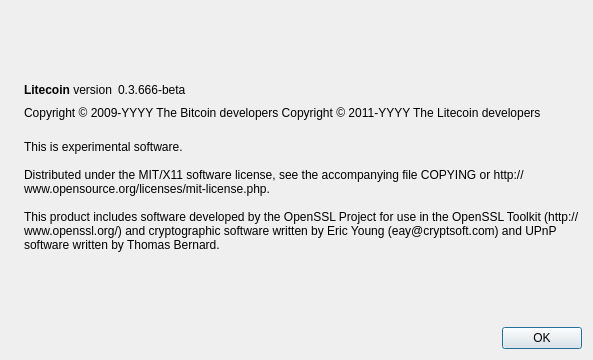
First picture: the form in src/qt/forms/aboutdialog.ui, repository CJClaude/yaccoin, before the edit.
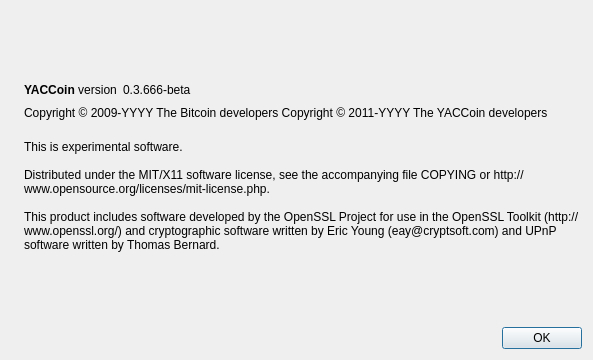
Second picture: the form after the edit. Icons and pictures are not drawn.

```diff
--- a/src/qt/forms/aboutdialog.ui
+++ b/src/qt/forms/aboutdialog.ui
@@ -50,7 +50,7 @@
           <cursorShape>IBeamCursor</cursorShape>
          </property>
          <property name="text">
-          <string>&lt;b&gt;Litecoin&lt;/b&gt; version</string>
+          <string>&lt;b&gt;YACCoin&lt;/b&gt; version</string>
          </property>
          <property name="textInteractionFlags">
           <set>Qt::LinksAccessibleByMouse|Qt::TextSelectableByKeyboard|Qt::TextSelectableByMouse</set>
@@ -92,7 +92,7 @@
        </property>
        <property name="text">
         <string notr="true">Copyright &amp;copy; 2009-YYYY The Bitcoin developers
-Copyright &amp;copy; 2011-YYYY The Litecoin developers</string>
+Copyright &amp;copy; 2011-YYYY The YACCoin developers</string>
        </property>
        <property name="textFormat">
         <enum>Qt::RichText</enum>
```
Left out of the diff: 2 changed lines with no effect on the pictures.
